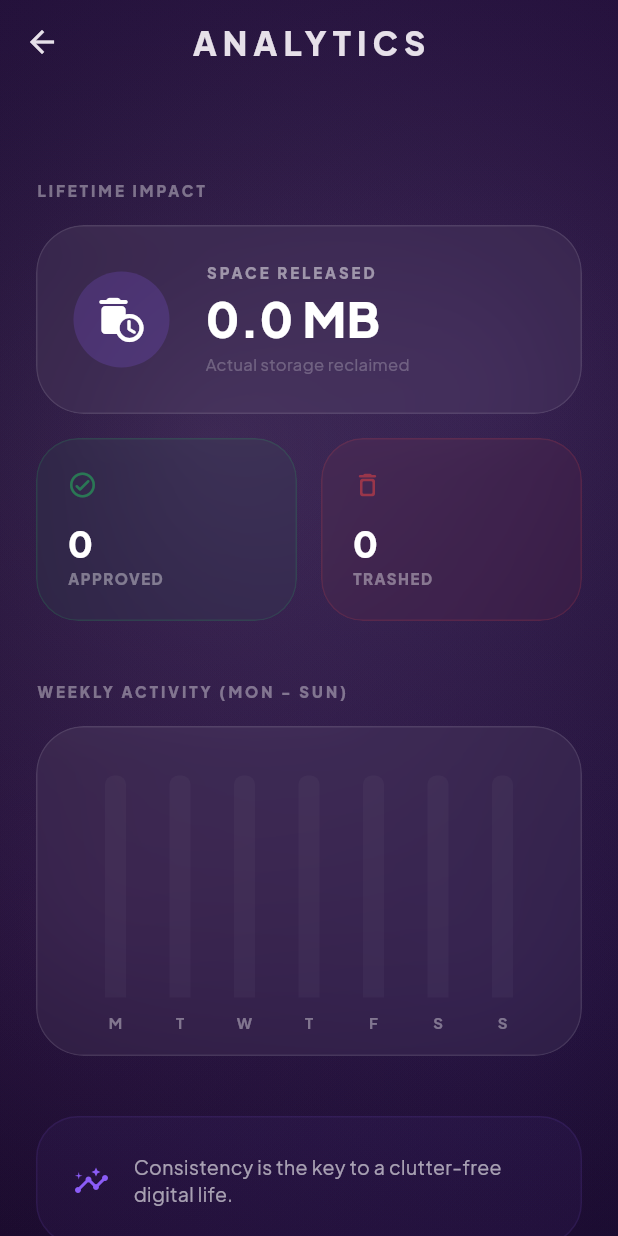
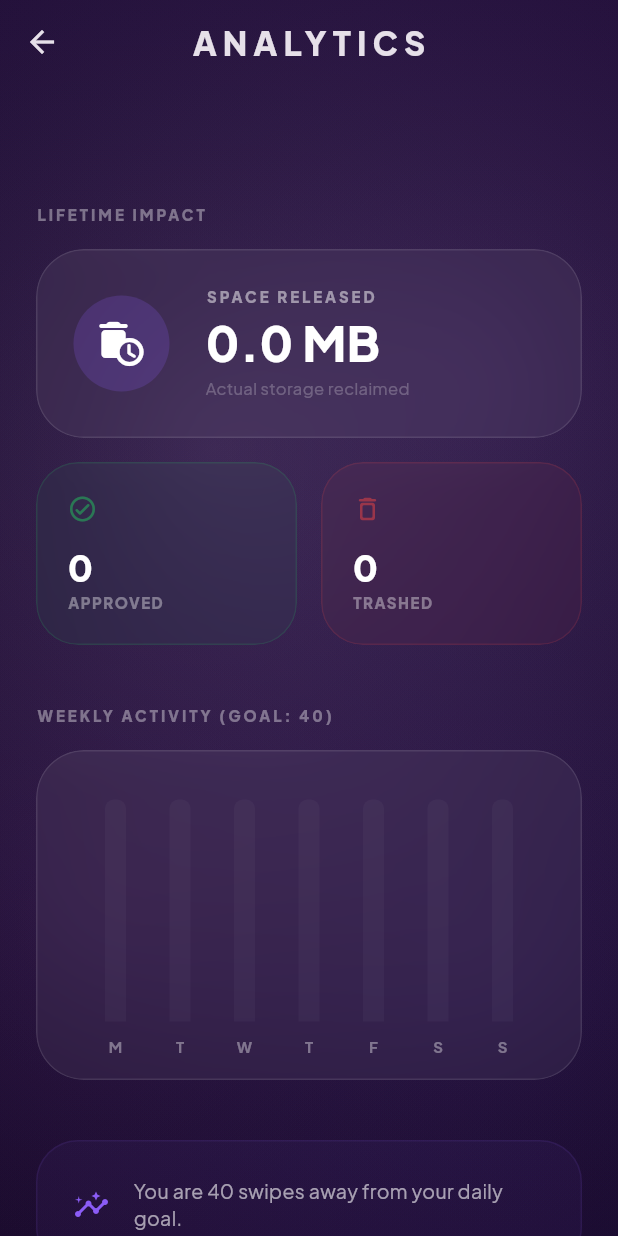
Before and after one commit to Vitgracer/Swipix, a Flutter app: the StatsScreen screen opened directly, on a phone screen of 412 x 824 dp. Run offline on Flutter 3.47's test engine with Material 3 defaults, Android fonts, the phone set to English and light mode, and no system bars; drawn by our look-alikes of fl_chart; our stand-ins replace flutter_riverpod, google_fonts, permission_handler, shared_preferences; missing offline and left inert: photo_manager; accounts and stored records are empty.

Commit message:
stat screen congrats

```diff
--- a/swipix/lib/screens/stats_screen.dart
+++ b/swipix/lib/screens/stats_screen.dart
@@ -10,9 +10,13 @@ import '../widgets/animated_aurora.dart';
 class StatsScreen extends ConsumerWidget {
   const StatsScreen({super.key});
 
+  static const int _kTargetSwipes = 40;
+
   @override
   Widget build(BuildContext context, WidgetRef ref) {
     final state = ref.watch(photoProvider);
+    final todayStr = DateFormat('yyyy-MM-dd').format(DateTime.now());
+    final todaySwipes = state.weeklyActivity[todayStr] ?? 0;
 
     return Scaffold(
       backgroundColor: AppTheme.black,
@@ -30,15 +34,58 @@ class StatsScreen extends ConsumerWidget {
             child: Column(
               crossAxisAlignment: CrossAxisAlignment.start,
               children: [
+                if (todaySwipes >= _kTargetSwipes) _buildGoalAchievedCard(),
+                const SizedBox(height: 16),
                 _buildSectionTitle('LIFETIME IMPACT'),
                 const SizedBox(height: 16),
                 _buildLifetimeCards(state),
                 const SizedBox(height: 40),
-                _buildSectionTitle('WEEKLY ACTIVITY (MON - SUN)'),
+                _buildSectionTitle('WEEKLY ACTIVITY (GOAL: $_kTargetSwipes)'),
                 const SizedBox(height: 16),
                 _buildWeeklyChart(state.weeklyActivity),
                 const SizedBox(height: 40),
-                _buildLuxuryTip(),
+                _buildLuxuryTip(todaySwipes),
+              ],
+            ),
+          ),
+        ],
+      ),
+    );
+  }
+
+  Widget _buildGoalAchievedCard() {
+    return Container(
+      margin: const EdgeInsets.only(bottom: 24),
+      padding: const EdgeInsets.all(20),
+      decoration: BoxDecoration(
+        gradient: const LinearGradient(
+          colors: [AppTheme.toxicGreen, Color(0xFF15803D)],
+        ),
+        borderRadius: BorderRadius.circular(28),
+        boxShadow: [
+          BoxShadow(
+            color: AppTheme.toxicGreen.withOpacity(0.3),
+            blurRadius: 20,
+            spreadRadius: 2,
+          ),
+        ],
+      ),
+      child: const Row(
+        children: [
+          Icon(Icons.stars_rounded, color: Colors.white, size: 40),
+          SizedBox(width: 20),
+          Expanded(
+            child: Column(
+              crossAxisAlignment: CrossAxisAlignment.start,
+              children: [
+                Text(
+                  'DAILY GOAL REACHED!',
+                  style: TextStyle(color: Colors.white, fontWeight: FontWeight.w900, fontSize: 16),
+                ),
+                Text(
+                  'Well done! You are a gallery cleaning machine.',
+                  style: TextStyle(color: Colors.white70, fontSize: 12, fontWeight: FontWeight.w600),
+                ),
               ],
             ),
           ),
@@ -96,9 +143,7 @@ class StatsScreen extends ConsumerWidget {
   }
 
   Widget _buildWeeklyChart(Map<String, int> weeklyActivity) {
-    // Logic for Mon - Sun week
     final now = DateTime.now();
-    // Monday is 1, Sunday is 7. We want to find the most recent Monday.
     final monday = now.subtract(Duration(days: now.weekday - 1));
 
     final List<String> weekDays = List.generate(7, (index) {
@@ -107,23 +152,21 @@ class StatsScreen extends ConsumerWidget {
     });
 
     final List<BarChartGroupData> barGroups = [];
-    int maxVal = 10; // Default min height for visual consistency
 
     for (int i = 0; i < weekDays.length; i++) {
       final count = weeklyActivity[weekDays[i]] ?? 0;
-      if (count > maxVal) maxVal = count;
-    }
+      final bool isTargetReached = count >= _kTargetSwipes;
 
-    for (int i = 0; i < weekDays.length; i++) {
-      final count = weeklyActivity[weekDays[i]] ?? 0;
       barGroups.add(
         BarChartGroupData(
           x: i,
           barRods: [
             BarChartRodData(
-              toY: count.toDouble(),
+              toY: count.toDouble().clamp(0, _kTargetSwipes.toDouble()),
               gradient: LinearGradient(
-                colors: [AppTheme.electricViolet, AppTheme.electricViolet.withOpacity(0.4)],
+                colors: isTargetReached
+                  ? [AppTheme.toxicGreen, AppTheme.toxicGreen.withOpacity(0.6)]
+                  : [AppTheme.electricViolet, AppTheme.electricViolet.withOpacity(0.4)],
                 begin: Alignment.topCenter,
                 end: Alignment.bottomCenter,
               ),
@@ -131,7 +174,7 @@ class StatsScreen extends ConsumerWidget {
               borderRadius: const BorderRadius.vertical(top: Radius.circular(6)),
               backDrawRodData: BackgroundBarChartRodData(
                 show: true,
-                toY: maxVal.toDouble(),
+                toY: _kTargetSwipes.toDouble(),
                 color: Colors.white.withOpacity(0.03),
               ),
             ),
@@ -154,14 +197,18 @@ class StatsScreen extends ConsumerWidget {
           ),
           child: BarChart(
             BarChartData(
-              maxY: maxVal.toDouble(),
+              maxY: _kTargetSwipes.toDouble(),
               barTouchData: BarTouchData(
                 touchTooltipData: BarTouchTooltipData(
                   tooltipBgColor: AppTheme.cardBg,
                   getTooltipItem: (group, groupIndex, rod, rodIndex) {
+                    final realCount = weeklyActivity[weekDays[groupIndex]] ?? 0;
                     return BarTooltipItem(
-                      '${rod.toY.toInt()}',
-                      const TextStyle(color: Colors.white, fontWeight: FontWeight.bold),
+                      '$realCount',
+                      TextStyle(
+                        color: realCount >= _kTargetSwipes ? AppTheme.toxicGreen : Colors.white,
+                        fontWeight: FontWeight.bold
+                      ),
                     );
                   },
                 ),
@@ -288,7 +335,11 @@ class StatsScreen extends ConsumerWidget {
     );
   }
 
-  Widget _buildLuxuryTip() {
+  Widget _buildLuxuryTip(int todaySwipes) {
+    final String text = todaySwipes >= _kTargetSwipes
+      ? 'Target achieved! You are keeping your digital world pristine.'
+      : 'You are ${( _kTargetSwipes - todaySwipes).clamp(0, _kTargetSwipes)} swipes away from your daily goal.';
+
     return Container(
       padding: const EdgeInsets.all(24),
       decoration: BoxDecoration(
@@ -296,14 +347,14 @@ class StatsScreen extends ConsumerWidget {
         borderRadius: BorderRadius.circular(28),
         border: Border.all(color: AppTheme.electricViolet.withOpacity(0.1)),
       ),
-      child: const Row(
+      child: Row(
         children: [
-          Icon(Icons.insights_rounded, color: AppTheme.electricViolet, size: 24),
+          const Icon(Icons.insights_rounded, color: AppTheme.electricViolet, size: 24),
           const SizedBox(width: 16),
           Expanded(
             child: Text(
-              'Consistency is the key to a clutter-free digital life.',
-              style: TextStyle(color: Colors.white60, fontSize: 13, height: 1.4),
+              text,
+              style: const TextStyle(color: Colors.white60, fontSize: 13, height: 1.4),
             ),
           ),
         ],
```
